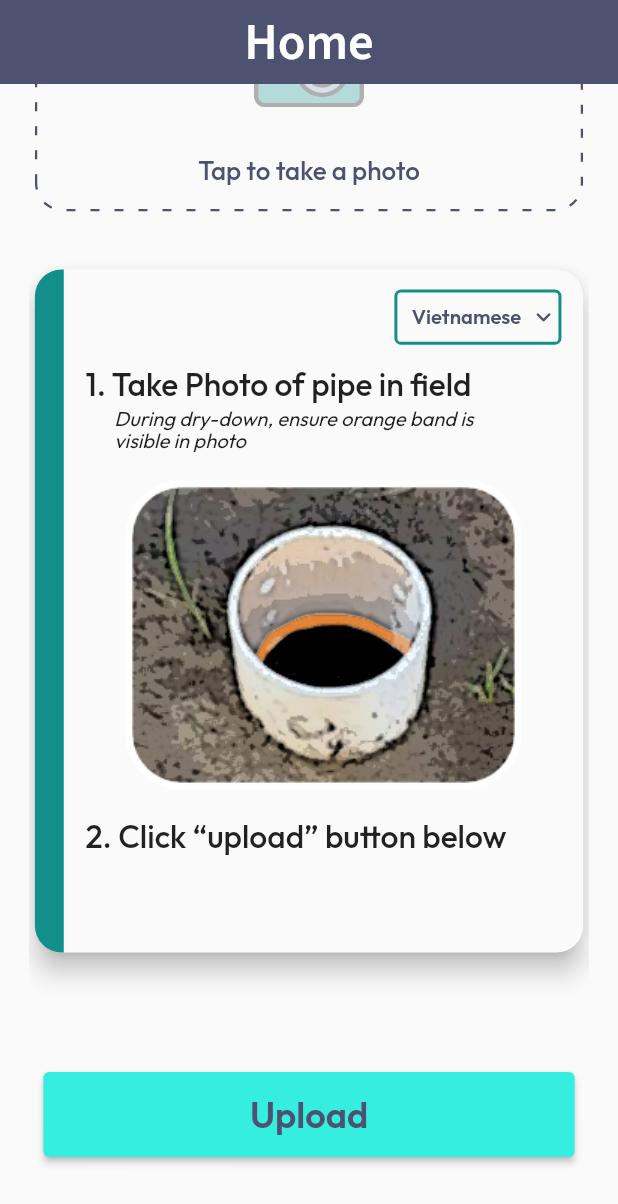
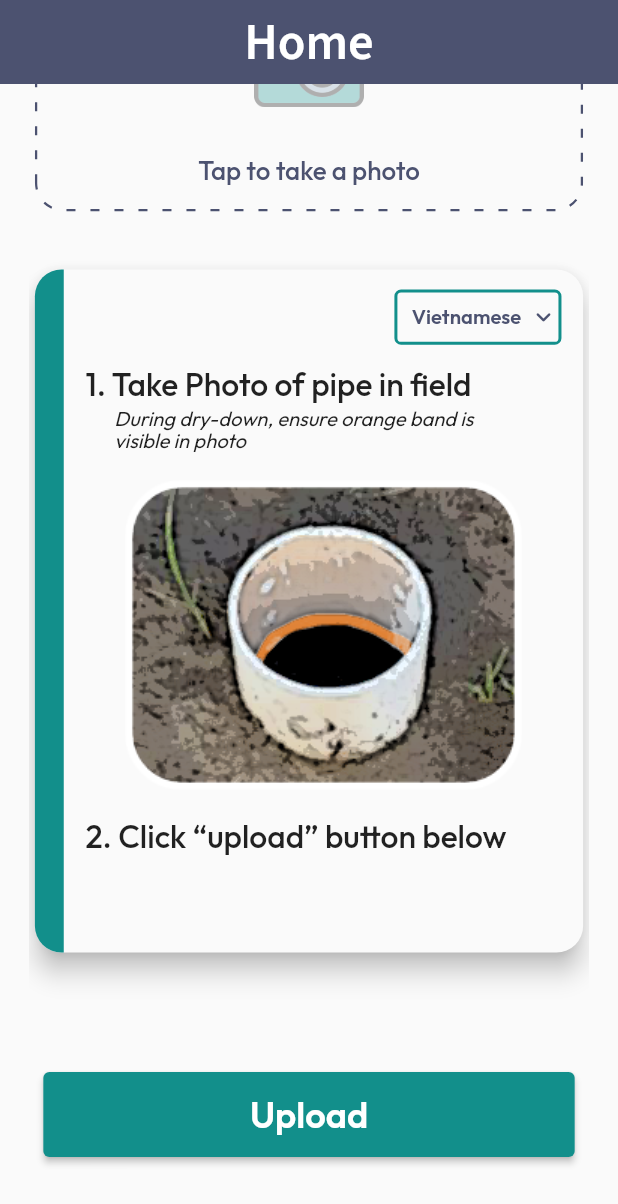
Before and after one commit to Sanjuwa/Digital-Crop, a Flutter app: the screen it shows after launch, scrolled down 113 dp, on a phone screen of 412 x 824 dp. Shown: the top 1204 px of the screen. Run offline on Flutter 3.47's test engine with Material 2 defaults, Android fonts, the phone set to English and light mode, and no system bars; drawn by our look-alikes of dotted_border; our stand-ins replace flutter_screenutil, google_fonts.

Commit message:
Change Color

```diff
--- a/lib/views/home.dart
+++ b/lib/views/home.dart
@@ -193,7 +193,7 @@ class Home extends StatelessWidget {
                   padding: EdgeInsets.symmetric(horizontal: 10.w),
                   child: SizedBox(
                       width: double.infinity,
-                      child: Button(text: "Upload", onPressed: (){})
+                      child: Button(text: "Upload", onPressed: (){}, color: kGreenColor, textColour: Colors.white,)
                   ),
                 ),
                 SizedBox(
```
